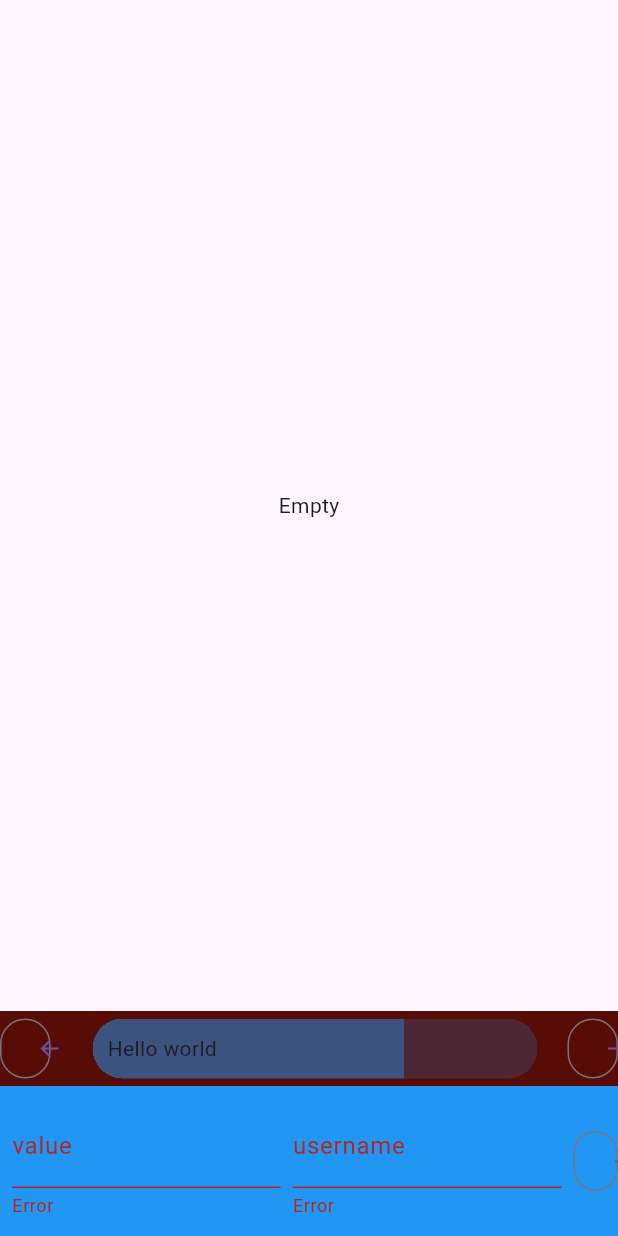
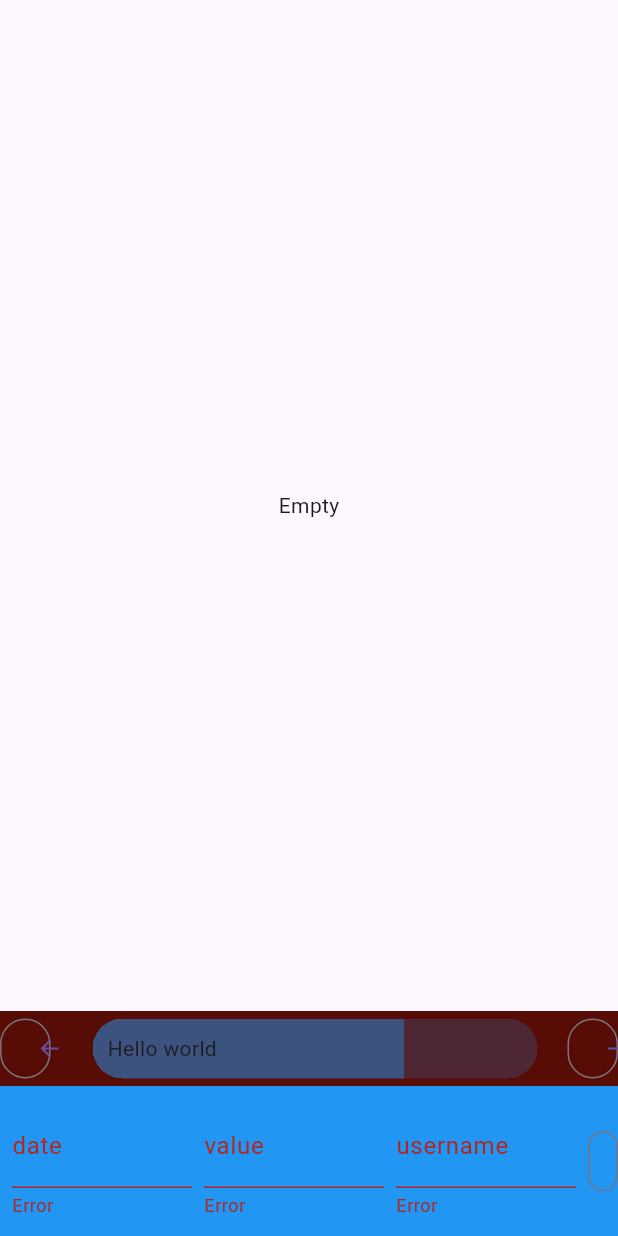
Before and after one commit to AdrienMDevMobile/flutter_gestion_finances, a Flutter app: the screen it shows after launch, on a phone screen of 412 x 824 dp. Run offline on Flutter 3.47's test engine with Material 3 defaults, Android fonts, the phone set to English and light mode, and no system bars; our stand-ins replace bloc, equatable, flutter_bloc, formz, rxdart, shared_preferences.

Commit message:
récuperer l'information de la date dans la vue

```diff
--- a/lib/spendings/bloc/spendings_bloc.dart
+++ b/lib/spendings/bloc/spendings_bloc.dart
@@ -4,6 +4,7 @@ import 'package:flutter/material.dart';
 import 'package:flutter_gestion_finances/spendings/models/translater_ext.dart';
 import 'package:spendings_repository/spendings_repository.dart' as srepo;
 import '../models/models.dart';
+import '../models/spending_date.dart';
 
 part 'spendings_event.dart';
 part 'spendings_state.dart';
@@ -17,6 +18,7 @@ class SpendingsBloc extends Bloc<SpendingsEvent, SpendingsState> {
     on<AddSpendingEvent>(_onAddSpending);
     on<SpendingNameChanged>(_onSpendingNameChanged);
     on<SpendingValueChanged>(_onSpendingValueChanged);
+    on<SpendingDateChanged>(_onSpendingDateChanged);
   }
 
   final srepo.SpendingsRepository _repository;
@@ -56,4 +58,11 @@ class SpendingsBloc extends Bloc<SpendingsEvent, SpendingsState> {
     final newState = state.copyWith(value: value);
     emit(newState);
   }
+
+  void _onSpendingDateChanged(
+      SpendingDateChanged event, Emitter<SpendingsState> emit) {
+    final date = Date.dirty(event.date);
+    final newState = state.copyWith(date: date);
+    emit(newState);
+  }
 }
--- a/lib/spendings/bloc/spendings_event.dart
+++ b/lib/spendings/bloc/spendings_event.dart
@@ -22,3 +22,8 @@ final class SpendingValueChanged extends SpendingsEvent {
   const SpendingValueChanged({required this.value});
   final String value;
 }
+
+final class SpendingDateChanged extends SpendingsEvent {
+  const SpendingDateChanged({required this.date});
+  final String date;
+}
--- a/lib/spendings/bloc/spendings_state.dart
+++ b/lib/spendings/bloc/spendings_state.dart
@@ -5,19 +5,22 @@ final class SpendingsState extends Equatable {
   const SpendingsState(
       {this.spendings = const [],
       this.name = const Name.pure(),
-      this.value = const Value.pure()});
+      this.value = const Value.pure(),
+      this.date = const Date.pure()});
 
   final List<Spending> spendings;
   final Name name;
   final Value value;
+  final Date date;
 
   @override
-  List<Object> get props => [spendings, name, value];
+  List<Object> get props => [spendings, name, value, date];
 
   SpendingsState copyWith({
     List<Spending>? spendings,
     Name? name,
     Value? value,
+    Date? date,
   }) {
     return SpendingsState(
       spendings: spendings ?? this.spendings,
--- a/lib/spendings/models/spending.dart
+++ b/lib/spendings/models/spending.dart
@@ -1,6 +1,7 @@
 class Spending {
   int value;
   String name;
+  DateTime date;
 
-  Spending({required this.value, required this.name});
+  Spending({required this.value, required this.name, required this.date});
 }
--- /dev/null
+++ b/lib/spendings/models/spending_date.dart
@@ -0,0 +1,15 @@
+import 'package:formz/formz.dart';
+
+enum DateValidationError { empty }
+
+class Date extends FormzInput<String, DateValidationError> {
+  const Date.pure() : super.pure('');
+  const Date.dirty([super.value = '']) : super.dirty();
+
+//TODO : format de la string
+  @override
+  DateValidationError? validator(String value) {
+    if (value.isEmpty) return DateValidationError.empty;
+    return null;
+  }
+}
--- a/lib/spendings/view/spending_create_bar.dart
+++ b/lib/spendings/view/spending_create_bar.dart
@@ -19,6 +19,8 @@ class SpendingCreateBar extends StatelessWidget {
         color: Colors.blue,
         child: Row(
           children: [
+            const SizedBox(width: 8),
+            _DateInput(),
             const SizedBox(width: 8),
             _ValueInput(),
             const SizedBox(width: 8),
@@ -79,6 +81,26 @@ class _ValueInput extends StatelessWidget {
     );*/
 }
 
+class _DateInput extends StatelessWidget {
+  @override
+  Widget build(BuildContext context) {
+    return Flexible(
+        flex: 6,
+        fit: FlexFit.tight,
+        child: TextField(
+          //TODO comprendre
+          key: const Key('spendingForm_dateInput_textField'),
+          onChanged: (value) {
+            context.read<SpendingsBloc>().add(SpendingDateChanged(date: value));
+          },
+          decoration: const InputDecoration(
+            labelText: 'date',
+            errorText: 'Error',
+          ),
+        ));
+  }
+}
+
 class _AddButton extends StatelessWidget {
   @override
   Widget build(BuildContext context) {
```
